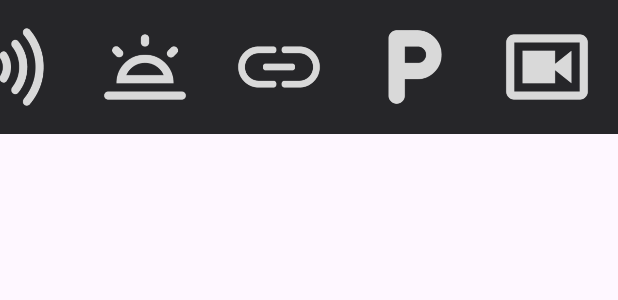
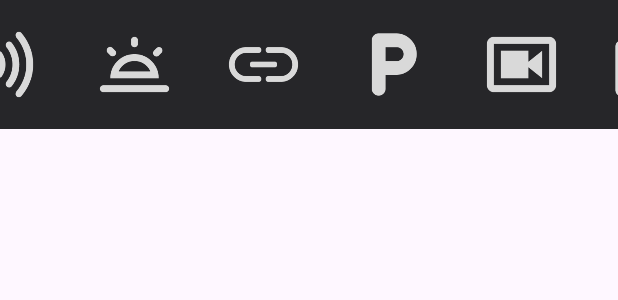
Before and after one commit to ahmettopak/AndroidComponents, an Android app: the layout top_bar_layout.xml on its own in the app's theme, with its tools: preview values and no code run, on a phone screen of 412 x 824 dp. Shown: the top 300 px of the screen. Run offline under Robolectric (Android 15) with nearby library versions, the phone set to English and light mode, and no system bars.

Commit message:
Topbar edit

```diff
--- a/app/src/main/res/layout/top_bar_layout.xml
+++ b/app/src/main/res/layout/top_bar_layout.xml
@@ -6,7 +6,7 @@
    Date:
 -->
 <LinearLayout xmlns:android="http://schemas.android.com/apk/res/android"
-    android:layout_width="wrap_content"
+    android:layout_width="match_parent"
     android:layout_height="wrap_content"
     android:orientation="horizontal"
     android:background="@color/dark_text_color"
@@ -68,17 +68,17 @@
             android:layout_height="match_parent"
             android:gravity="center"
             android:textColor="@color/selected_color"
-            android:textSize="27dp"
-            android:layout_margin="10dp"
+            android:textSize="@dimen/normal_text_size"
+            android:layout_margin="@dimen/top_bar_icon_margin"
             android:text="07.06.2024 \n 18:50"/>
 
 
         <LinearLayout
             android:id="@+id/deviceBatteryLayout"
-            android:layout_width="match_parent"
+            android:layout_width="wrap_content"
             android:layout_height="match_parent"
             android:orientation="horizontal"
-            android:layout_margin="10dp">
+            android:layout_margin="@dimen/top_bar_icon_margin">
 
                 <ImageView
                     android:layout_width="@dimen/top_bar_button_size"
@@ -92,7 +92,7 @@
                     android:layout_height="match_parent"
                     android:gravity="center"
                     android:textColor="@color/text_color"
-                    android:textSize="27dp"
+                    android:textSize="@dimen/normal_text_size"
                     android:text="%100" />
 
         </LinearLayout>
--- a/app/src/main/res/values/dimens.xml
+++ b/app/src/main/res/values/dimens.xml
@@ -6,8 +6,9 @@
    Date: 7/29/2024
 -->
 <resources>
-    <dimen name="top_bar_button_size">65dp</dimen>
-    <dimen name="top_bar_icon_margin">12dp</dimen>
+    <dimen name="top_bar_button_size">55dp</dimen>
+    <dimen name="top_bar_icon_margin">15dp</dimen>
     <dimen name="top_bar_icon_horizontal_margin">20dp</dimen>
+    <dimen name="normal_text_size">22sp</dimen>
 
 </resources>
```
